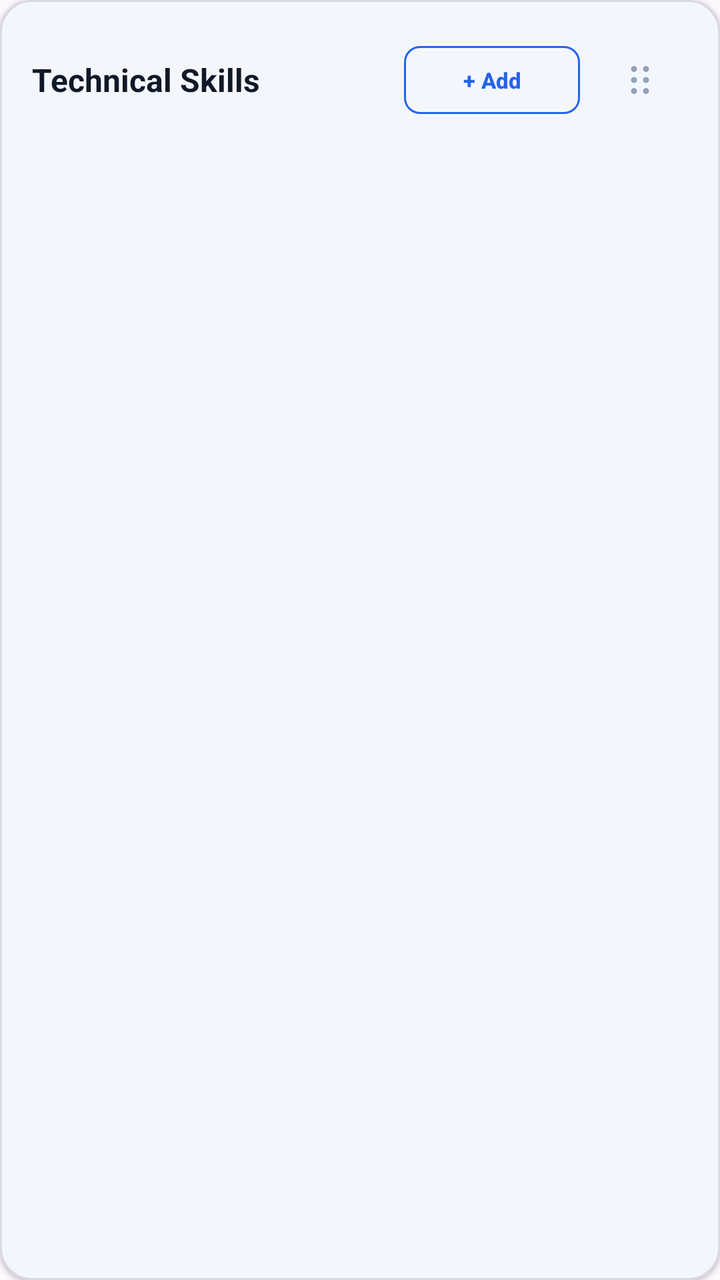
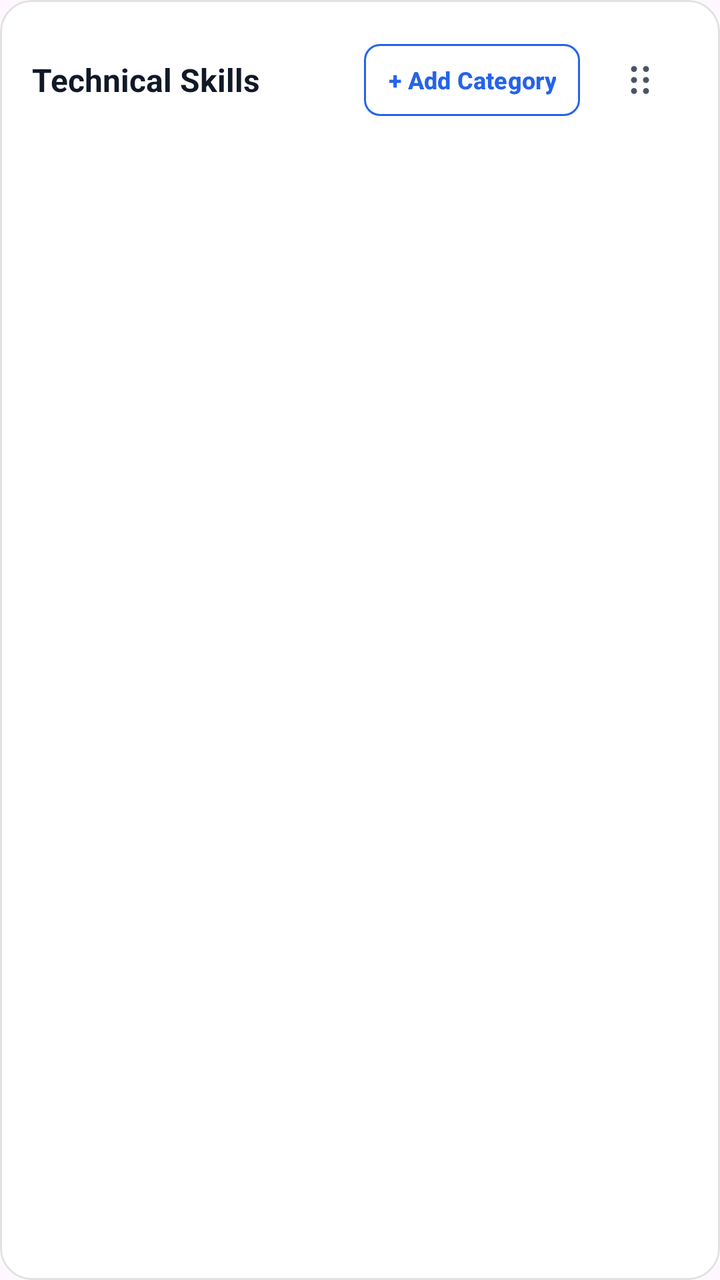

Before-and-after screenshots of an Android layout around one commit, followed by the original layout XML and the change that was made.
<!-- AndroidManifest.xml: application theme Theme.MyApplication -->
<!-- res/layout/item_technical_skills.xml -->
<?xml version="1.0" encoding="utf-8"?>
<com.google.android.material.card.MaterialCardView xmlns:android="http://schemas.android.com/apk/res/android"
    xmlns:app="http://schemas.android.com/apk/res-auto"
    android:id="@+id/item_technical_skills_card"
    android:layout_width="match_parent"
    android:layout_height="wrap_content"
    android:layout_marginBottom="16dp"
    app:cardBackgroundColor="@color/app_surface"
    app:cardCornerRadius="16dp"
    app:cardElevation="1dp"
    app:strokeColor="@color/app_border"
    app:strokeWidth="1dp">

    <LinearLayout
        android:layout_width="match_parent"
        android:layout_height="wrap_content"
        android:orientation="vertical"
        android:padding="16dp">

        
        <LinearLayout
            android:layout_width="match_parent"
            android:layout_height="wrap_content"
            android:gravity="center_vertical"
            android:orientation="horizontal"
            android:layout_marginBottom="12dp">

            <TextView
                android:id="@+id/tvSectionTitle"
                android:layout_width="0dp"
                android:layout_height="wrap_content"
                android:layout_weight="1"
                android:text="@string/section_title_technical_skills"
                android:textColor="@color/app_text_primary"
                android:textSize="16sp"
                android:textStyle="bold" />

            <com.google.android.material.button.MaterialButton
                android:id="@+id/btnAddSkill"
                style="?attr/materialButtonOutlinedStyle"
                android:layout_width="wrap_content"
                android:layout_height="34dp"
                android:layout_marginEnd="6dp"
                android:text="@string/action_add_domain"
                android:textSize="11sp"
                android:textStyle="bold"
                android:paddingHorizontal="10dp"
                android:insetTop="0dp"
                android:insetBottom="0dp"
                app:cornerRadius="8dp"
                app:strokeColor="@color/app_primary" />

            <ImageView
                android:id="@+id/ivDragHandle"
                android:layout_width="48dp"
                android:layout_height="48dp"
                android:background="?attr/selectableItemBackgroundBorderless"
                android:contentDescription="@string/cd_drag_reorder_section"
                android:padding="12dp"
                android:src="@drawable/ic_drag_handle" />
        </LinearLayout>

        
        <LinearLayout
            android:id="@+id/containerSkillsDomains"
            android:layout_width="match_parent"
            android:layout_height="wrap_content"
            android:orientation="vertical" />

    </LinearLayout>

</com.google.android.material.card.MaterialCardView>
<!-- resources referenced by this layout -->
<resources>
  <color name="app_border">#1E000000</color>
  <color name="app_primary">#2563EB</color>
  <color name="app_surface">#FFFFFF</color>
  <color name="app_text_primary">#111827</color>
  <!-- drawable ic_drag_handle (drawable) -->
  <vector xmlns:android="http://schemas.android.com/apk/res/android"
      android:width="24dp"
      android:height="24dp"
      android:viewportWidth="24"
      android:viewportHeight="24">
      
      <path
          android:fillColor="#94A3B8"
          android:pathData="M9,5a1.5,1.5 0 1,1 0,3 1.5,1.5 0 0,1 0,-3zM9,10.5a1.5,1.5 0 1,1 0,3 1.5,1.5 0 0,1 0,-3zM9,16a1.5,1.5 0 1,1 0,3 1.5,1.5 0 0,1 0,-3zM15,5a1.5,1.5 0 1,1 0,3 1.5,1.5 0 0,1 0,-3zM15,10.5a1.5,1.5 0 1,1 0,3 1.5,1.5 0 0,1 0,-3zM15,16a1.5,1.5 0 1,1 0,3 1.5,1.5 0 0,1 0,-3z" />
  </vector>
  <string name="action_add_domain">+ Add</string>
  <string name="cd_drag_reorder_section">Drag to reorder section</string>
  <string name="section_title_technical_skills">Technical Skills</string>
  <style name="Theme.MyApplication" parent="Theme.Material3.DayNight.NoActionBar">
          <item name="colorPrimary">@color/app_primary</item>
          <item name="colorOnPrimary">#FFFFFF</item>
          <item name="colorPrimaryContainer">@color/app_primary_container</item>
          <item name="colorOnPrimaryContainer">#1D4ED8</item>
          <item name="colorSecondary">#475569</item>
          <item name="colorSecondaryContainer">@color/chip_bg_color</item>
          <item name="colorOnSecondaryContainer">@color/chip_text_color</item>
          <item name="colorSurface">@color/app_surface</item>
          <item name="colorOnSurface">@color/app_text_primary</item>
          <item name="colorSurfaceVariant">@color/chip_bg_color</item>
          <item name="colorOnSurfaceVariant">@color/app_text_muted</item>
          <item name="colorOutline">@color/chip_stroke_color</item>
          <item name="colorOutlineVariant">@color/app_border</item>
          <item name="android:statusBarColor">@color/app_background</item>
          <item name="android:windowLightStatusBar">true</item>
          <item name="colorTertiary">@color/app_primary</item>
          <item name="colorTertiaryContainer">@color/chip_bg_color</item>
          <item name="colorOnTertiaryContainer">@color/chip_text_color</item>
          <item name="chipStyle">@style/Widget.App.SkillChip</item>
          <item name="bottomSheetDialogTheme">@style/AppBottomSheetDialogTheme</item>
      </style>
  <color name="app_primary_container">#1A2563EB</color>
  <color name="chip_bg_color">#F0F4F8</color>
  <color name="chip_text_color">#0F172A</color>
  <color name="app_text_muted">#6B7280</color>
  <color name="chip_stroke_color">#CBD5E1</color>
  <color name="app_background">#F4F5F7</color>
  <style name="Widget.App.SkillChip" parent="Widget.Material3.Chip.Assist">
          <item name="chipBackgroundColor">@color/chip_bg_color</item>
          <item name="chipStrokeColor">@color/chip_stroke_color</item>
          <item name="chipStrokeWidth">1dp</item>
          <item name="chipCornerRadius">8dp</item>
          <item name="android:textColor">@color/chip_text_color</item>
          <item name="closeIconTint">@color/chip_close_icon_tint</item>
      </style>
  <style name="AppBottomSheetDialogTheme" parent="Theme.Material3.DayNight.BottomSheetDialog">
          <item name="colorSurfaceContainerLow">@color/app_surface</item>
          <item name="bottomSheetStyle">@style/AppModalBottomSheet</item>
      </style>
  <color name="chip_close_icon_tint">#64748B</color>
  <style name="AppModalBottomSheet" parent="Widget.Material3.BottomSheet.Modal">
          <item name="backgroundTint">@color/app_surface</item>
      </style>
</resources>

<!-- the commit's change to res/layout/item_technical_skills.xml (unified diff, before → after) -->
@@ -7,7 +7,7 @@
     android:layout_marginBottom="16dp"
     app:cardBackgroundColor="@color/app_surface"
     app:cardCornerRadius="16dp"
-    app:cardElevation="1dp"
+    app:cardElevation="0dp"
     app:strokeColor="@color/app_border"
     app:strokeWidth="1dp">
 
@@ -39,12 +39,13 @@
                 android:id="@+id/btnAddSkill"
                 style="?attr/materialButtonOutlinedStyle"
                 android:layout_width="wrap_content"
-                android:layout_height="34dp"
+                android:layout_height="36dp"
                 android:layout_marginEnd="6dp"
                 android:text="@string/action_add_domain"
-                android:textSize="11sp"
+                android:textColor="@color/app_primary"
+                android:textSize="12sp"
                 android:textStyle="bold"
-                android:paddingHorizontal="10dp"
+                android:paddingHorizontal="12dp"
                 android:insetTop="0dp"
                 android:insetBottom="0dp"
                 app:cornerRadius="8dp"
@@ -57,7 +58,8 @@
                 android:background="?attr/selectableItemBackgroundBorderless"
                 android:contentDescription="@string/cd_drag_reorder_section"
                 android:padding="12dp"
-                android:src="@drawable/ic_drag_handle" />
+                android:src="@drawable/ic_drag_handle"
+                app:tint="@color/app_text_secondary" />
         </LinearLayout>
 
         
<!-- resource entries referenced after the edit -->
@@ -4,6 +4,7 @@
   <color name="app_primary">#2563EB</color>
   <color name="app_surface">#FFFFFF</color>
   <color name="app_text_primary">#111827</color>
+  <color name="app_text_secondary">#4B5563</color>
   <!-- drawable ic_drag_handle (drawable) -->
   <vector xmlns:android="http://schemas.android.com/apk/res/android"
       android:width="24dp"
@@ -12,10 +13,10 @@
       android:viewportHeight="24">
       
       <path
-          android:fillColor="#94A3B8"
+          android:fillColor="@color/app_text_secondary"
           android:pathData="M9,5a1.5,1.5 0 1,1 0,3 1.5,1.5 0 0,1 0,-3zM9,10.5a1.5,1.5 0 1,1 0,3 1.5,1.5 0 0,1 0,-3zM9,16a1.5,1.5 0 1,1 0,3 1.5,1.5 0 0,1 0,-3zM15,5a1.5,1.5 0 1,1 0,3 1.5,1.5 0 0,1 0,-3zM15,10.5a1.5,1.5 0 1,1 0,3 1.5,1.5 0 0,1 0,-3zM15,16a1.5,1.5 0 1,1 0,3 1.5,1.5 0 0,1 0,-3z" />
   </vector>
-  <string name="action_add_domain">+ Add</string>
+  <string name="action_add_domain">+ Add Category</string>
   <string name="cd_drag_reorder_section">Drag to reorder section</string>
   <string name="section_title_technical_skills">Technical Skills</string>
   <style name="Theme.MyApplication" parent="Theme.Material3.DayNight.NoActionBar">
